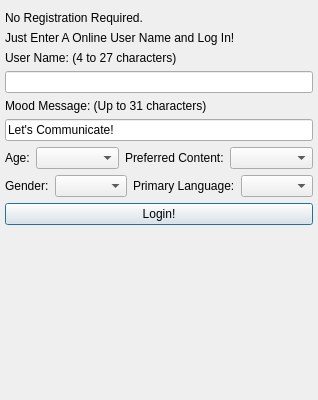
Qt form GoTvApps/GoTvCommon/Forms/ActivityCreateAccount.ui (brettrjones-github/nolimitconnect) before a commit.
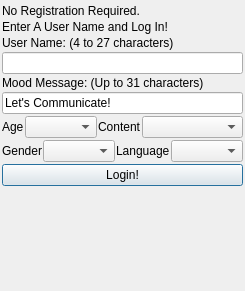
The same form after that commit. Custom widgets are drawn as their Qt base class.

Commit message: Make Create Account Dialog fit on smaller screens (Flip3 Phone)

What changed in the file:
```diff
--- a/GoTvApps/GoTvCommon/Forms/ActivityCreateAccount.ui
+++ b/GoTvApps/GoTvCommon/Forms/ActivityCreateAccount.ui
@@ -9,8 +9,8 @@
    <rect>
     <x>0</x>
     <y>0</y>
-    <width>298</width>
-    <height>400</height>
+    <width>234</width>
+    <height>291</height>
    </rect>
   </property>
   <property name="sizePolicy">
@@ -26,17 +26,20 @@
    <bool>false</bool>
   </property>
   <layout class="QVBoxLayout" name="verticalLayout">
+   <property name="spacing">
+    <number>2</number>
+   </property>
    <property name="leftMargin">
-    <number>5</number>
+    <number>2</number>
    </property>
    <property name="topMargin">
-    <number>5</number>
+    <number>2</number>
    </property>
    <property name="rightMargin">
-    <number>5</number>
+    <number>2</number>
    </property>
    <property name="bottomMargin">
-    <number>5</number>
+    <number>2</number>
    </property>
    <item>
     <widget class="TitleBarWidget" name="m_TitleBarWidget" native="true">
@@ -62,6 +65,12 @@
    </item>
    <item>
     <widget class="QLabel" name="label">
+     <property name="sizePolicy">
+      <sizepolicy hsizetype="Expanding" vsizetype="Preferred">
+       <horstretch>0</horstretch>
+       <verstretch>0</verstretch>
+      </sizepolicy>
+     </property>
      <property name="text">
       <string>No Registration Required.</string>
      </property>
@@ -69,13 +78,25 @@
    </item>
    <item>
     <widget class="QLabel" name="label_2">
+     <property name="sizePolicy">
+      <sizepolicy hsizetype="Expanding" vsizetype="Preferred">
+       <horstretch>0</horstretch>
+       <verstretch>0</verstretch>
+      </sizepolicy>
+     </property>
      <property name="text">
-      <string>Just Enter A Online User Name and Log In!</string>
+      <string>Enter A User Name and Log In!</string>
      </property>
     </widget>
    </item>
    <item>
     <widget class="QLabel" name="m_UserNameLabel">
+     <property name="sizePolicy">
+      <sizepolicy hsizetype="Expanding" vsizetype="Preferred">
+       <horstretch>0</horstretch>
+       <verstretch>0</verstretch>
+      </sizepolicy>
+     </property>
      <property name="text">
       <string>User Name: (4 to 27 characters)</string>
      </property>
@@ -96,6 +117,12 @@
    </item>
    <item>
     <widget class="QLabel" name="m_MoodMessageLabel">
+     <property name="sizePolicy">
+      <sizepolicy hsizetype="Expanding" vsizetype="Preferred">
+       <horstretch>0</horstretch>
+       <verstretch>0</verstretch>
+      </sizepolicy>
+     </property>
      <property name="text">
       <string>Mood Message: (Up to 31 characters)</string>
      </property>
@@ -119,17 +146,26 @@
    </item>
    <item>
     <layout class="QHBoxLayout" name="horizontalLayout_5">
+     <property name="spacing">
+      <number>1</number>
+     </property>
      <item>
       <widget class="QLabel" name="label_6">
+       <property name="sizePolicy">
+        <sizepolicy hsizetype="Minimum" vsizetype="Preferred">
+         <horstretch>0</horstretch>
+         <verstretch>0</verstretch>
+        </sizepolicy>
+       </property>
        <property name="text">
-        <string>Age:</string>
+        <string>Age</string>
        </property>
       </widget>
      </item>
      <item>
       <widget class="QComboBox" name="m_AgeComboBox">
        <property name="sizePolicy">
-        <sizepolicy hsizetype="Expanding" vsizetype="Fixed">
+        <sizepolicy hsizetype="Preferred" vsizetype="Preferred">
          <horstretch>0</horstretch>
          <verstretch>0</verstretch>
         </sizepolicy>
@@ -138,8 +174,14 @@
      </item>
      <item>
       <widget class="QLabel" name="label_5">
+       <property name="sizePolicy">
+        <sizepolicy hsizetype="Minimum" vsizetype="Preferred">
+         <horstretch>0</horstretch>
+         <verstretch>0</verstretch>
+        </sizepolicy>
+       </property>
        <property name="text">
-        <string>Preferred Content:</string>
+        <string>Content</string>
        </property>
       </widget>
      </item>
@@ -160,17 +202,26 @@
    </item>
    <item>
     <layout class="QHBoxLayout" name="horizontalLayout_4">
+     <property name="spacing">
+      <number>1</number>
+     </property>
      <item>
       <widget class="QLabel" name="label_3">
+       <property name="sizePolicy">
+        <sizepolicy hsizetype="Minimum" vsizetype="Preferred">
+         <horstretch>0</horstretch>
+         <verstretch>0</verstretch>
+        </sizepolicy>
+       </property>
        <property name="text">
-        <string>Gender:</string>
+        <string>Gender</string>
        </property>
       </widget>
      </item>
      <item>
       <widget class="QComboBox" name="m_GenderComboBox">
        <property name="sizePolicy">
-        <sizepolicy hsizetype="Expanding" vsizetype="Preferred">
+        <sizepolicy hsizetype="Minimum" vsizetype="Preferred">
          <horstretch>0</horstretch>
          <verstretch>0</verstretch>
         </sizepolicy>
@@ -179,8 +230,14 @@
      </item>
      <item>
       <widget class="QLabel" name="label_4">
+       <property name="sizePolicy">
+        <sizepolicy hsizetype="Minimum" vsizetype="Preferred">
+         <horstretch>0</horstretch>
+         <verstretch>0</verstretch>
+        </sizepolicy>
+       </property>
        <property name="text">
-        <string>Primary Language:</string>
+        <string>Language</string>
        </property>
       </widget>
      </item>
@@ -198,6 +255,12 @@
    </item>
    <item>
     <widget class="QPushButton" name="m_LoginButton">
+     <property name="sizePolicy">
+      <sizepolicy hsizetype="Expanding" vsizetype="Preferred">
+       <horstretch>0</horstretch>
+       <verstretch>0</verstretch>
+      </sizepolicy>
+     </property>
      <property name="text">
       <string>Login!</string>
      </property>
```
Left out of the diff: 2 changed lines with no effect on the pictures. The commit also changes 2 other files.
